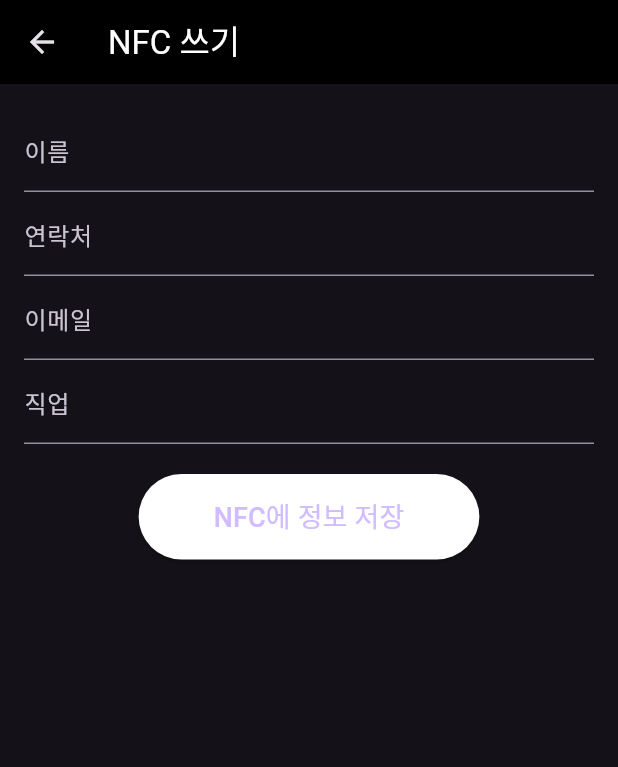
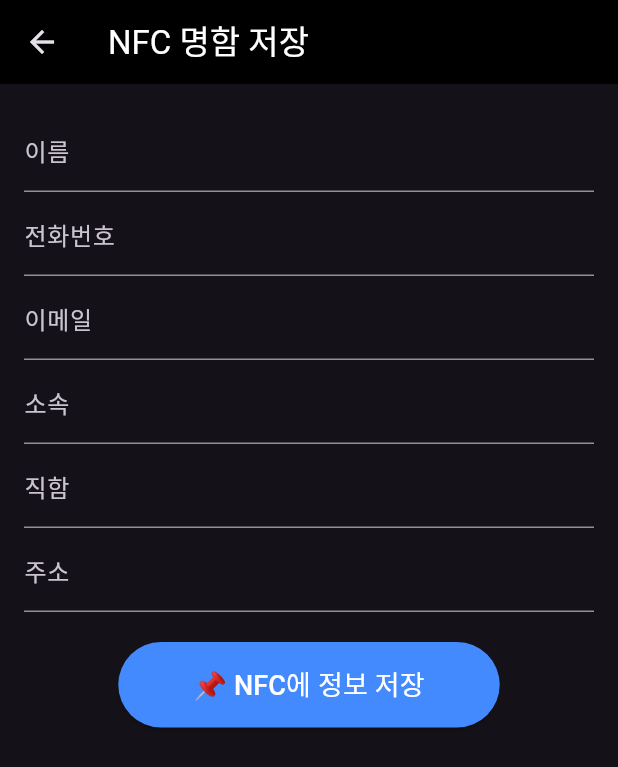
Before and after one commit to nfccapstone/CardMate, a Flutter app: the NfcWriteScreen screen opened directly, on a phone screen of 412 x 824 dp. Shown: the top 767 px of the screen. Run offline on Flutter 3.47's test engine with Material 3 defaults, Android fonts, the phone set to English and light mode, and no system bars; our stand-ins replace cloud_firestore, firebase_auth, firebase_core; missing offline and left inert: nfc_manager; accounts and stored records are empty.

Commit message:
minki branch 추가

```diff
--- a/lib/screens/home/nfc_write_screen.dart
+++ b/lib/screens/home/nfc_write_screen.dart
@@ -1,6 +1,5 @@
 import 'package:flutter/material.dart';
 import 'package:nfc_manager/nfc_manager.dart';
-import 'dart:convert';
 
 class NfcWriteScreen extends StatefulWidget {
   const NfcWriteScreen({super.key});
@@ -11,44 +10,81 @@ class NfcWriteScreen extends StatefulWidget {
 
 class _NfcWriteScreenState extends State<NfcWriteScreen> {
   final TextEditingController _nameController = TextEditingController();
-  final TextEditingController _contactController = TextEditingController();
+  final TextEditingController _phoneController = TextEditingController();
   final TextEditingController _emailController = TextEditingController();
-  final TextEditingController _jobController = TextEditingController();
+  final TextEditingController _companyController = TextEditingController();
+  final TextEditingController _positionController = TextEditingController();
+  final TextEditingController _addressController = TextEditingController();
 
-  Future<void> writeNfc() async {
+  /// ✅ NFC 태그에 명함 정보 저장
+  Future<void> _writeNFC() async {
+    String name = _nameController.text.trim();
+    String phone = _phoneController.text.trim();
+    String email = _emailController.text.trim();
+    String company = _companyController.text.trim();
+    String position = _positionController.text.trim();
+    String address = _addressController.text.trim();
+
+    if (name.isEmpty || phone.isEmpty || email.isEmpty || company.isEmpty || position.isEmpty || address.isEmpty) {
+      ScaffoldMessenger.of(context).showSnackBar(
+        const SnackBar(content: Text("⚠️ 모든 정보를 입력해주세요.")),
+      );
+      return;
+    }
+
+    String nfcData = """
+이름: $name
+전화번호: $phone
+이메일: $email
+소속: $company
+직함: $position
+주소: $address
+""";
+
     try {
-      // NFC 세션 시작
-      var tag = await NfcManager.instance.startSession(
+      await NfcManager.instance.startSession(
         onDiscovered: (NfcTag tag) async {
           var ndef = Ndef.from(tag);
+
           if (ndef == null) {
             ScaffoldMessenger.of(context).showSnackBar(
-                const SnackBar(content: Text("❌ NDEF 태그가 아닙니다.")));
-            NfcManager.instance.stopSession();
+              const SnackBar(content: Text("❌ NDEF 태그가 아닙니다.")),
+            );
+            await NfcManager.instance.stopSession();
+            return;
+          }
+
+          if (!ndef.isWritable) {
+            ScaffoldMessenger.of(context).showSnackBar(
+              const SnackBar(content: Text("❌ 쓰기 불가능한 NFC 태그입니다.")),
+            );
+            await NfcManager.instance.stopSession();
             return;
           }
 
           NdefMessage message = NdefMessage([
-            NdefRecord.createText(_nameController.text),
-            NdefRecord.createText(_contactController.text),
-            NdefRecord.createText(_emailController.text),
-            NdefRecord.createText(_jobController.text),
+            NdefRecord.createText(nfcData),
           ]);
 
+          try {
             await ndef.write(message);
-
             ScaffoldMessenger.of(context).showSnackBar(
-              const SnackBar(content: Text("✅ NFC 태그에 정보 저장 성공")));
-          NfcManager.instance.stopSession(); // 세션 종료
+              const SnackBar(content: Text("✅ NFC 태그에 명함 정보 저장 완료!")),
+            );
+          } catch (e) {
+            ScaffoldMessenger.of(context).showSnackBar(
+              SnackBar(content: Text("❌ NFC 저장 실패: $e")),
+            );
+          } finally {
+            await Future.delayed(Duration(milliseconds: 500)); // ✅ NFC 세션이 너무 빨리 종료되지 않도록 약간의 딜레이 추가
+            await NfcManager.instance.stopSession();
+          }
         },
       );
     } catch (e) {
-      // 오류 처리
-      ScaffoldMessenger.of(context)
-          .showSnackBar(const SnackBar(content: Text("❌ NFC 저장 실패")));
-    } finally {
-      // 세션 종료
-      NfcManager.instance.stopSession();
+      ScaffoldMessenger.of(context).showSnackBar(
+        SnackBar(content: Text("❌ NFC 태그 인식 실패: $e")),
+      );
     }
   }
 
@@ -56,44 +92,35 @@ class _NfcWriteScreenState extends State<NfcWriteScreen> {
   Widget build(BuildContext context) {
     return Scaffold(
       appBar: AppBar(
-        title: const Text("NFC 쓰기", style: TextStyle(color: Colors.white)),
+        title: const Text("NFC 명함 저장", style: TextStyle(color: Colors.white)),
         backgroundColor: Colors.black,
         elevation: 0,
       ),
       body: Padding(
         padding: const EdgeInsets.all(16.0),
+        child: SingleChildScrollView(
           child: Column(
             children: [
-            TextField(
-              controller: _nameController,
-              decoration: const InputDecoration(labelText: "이름"),
-            ),
-            TextField(
-              controller: _contactController,
-              decoration: const InputDecoration(labelText: "연락처"),
-            ),
-            TextField(
-              controller: _emailController,
-              decoration: const InputDecoration(labelText: "이메일"),
-            ),
-            TextField(
-              controller: _jobController,
-              decoration: const InputDecoration(labelText: "직업"),
-            ),
+              TextField(controller: _nameController, decoration: const InputDecoration(labelText: "이름")),
+              TextField(controller: _phoneController, decoration: const InputDecoration(labelText: "전화번호")),
+              TextField(controller: _emailController, decoration: const InputDecoration(labelText: "이메일")),
+              TextField(controller: _companyController, decoration: const InputDecoration(labelText: "소속")),
+              TextField(controller: _positionController, decoration: const InputDecoration(labelText: "직함")),
+              TextField(controller: _addressController, decoration: const InputDecoration(labelText: "주소")),
               const SizedBox(height: 20),
               ElevatedButton(
-              onPressed: writeNfc,
+                onPressed: _writeNFC,
                 style: ElevatedButton.styleFrom(
-                backgroundColor: Colors.white,
-                padding:
-                    const EdgeInsets.symmetric(horizontal: 50, vertical: 15),
+                  backgroundColor: Colors.blueAccent,
+                  padding: const EdgeInsets.symmetric(horizontal: 50, vertical: 15),
                   shape: RoundedRectangleBorder(
                     borderRadius: BorderRadius.circular(30),
                   ),
                 ),
-              child: const Text("NFC에 정보 저장", style: TextStyle(fontSize: 18)),
+                child: const Text("📌 NFC에 정보 저장", style: TextStyle(fontSize: 18, color: Colors.white)),
               ),
             ],
+          ),
         ),
       ),
     );
```
Also changed, not shown: pubspec.lock, 2 other files. Lines whose indentation alone changed are shown as unchanged.
